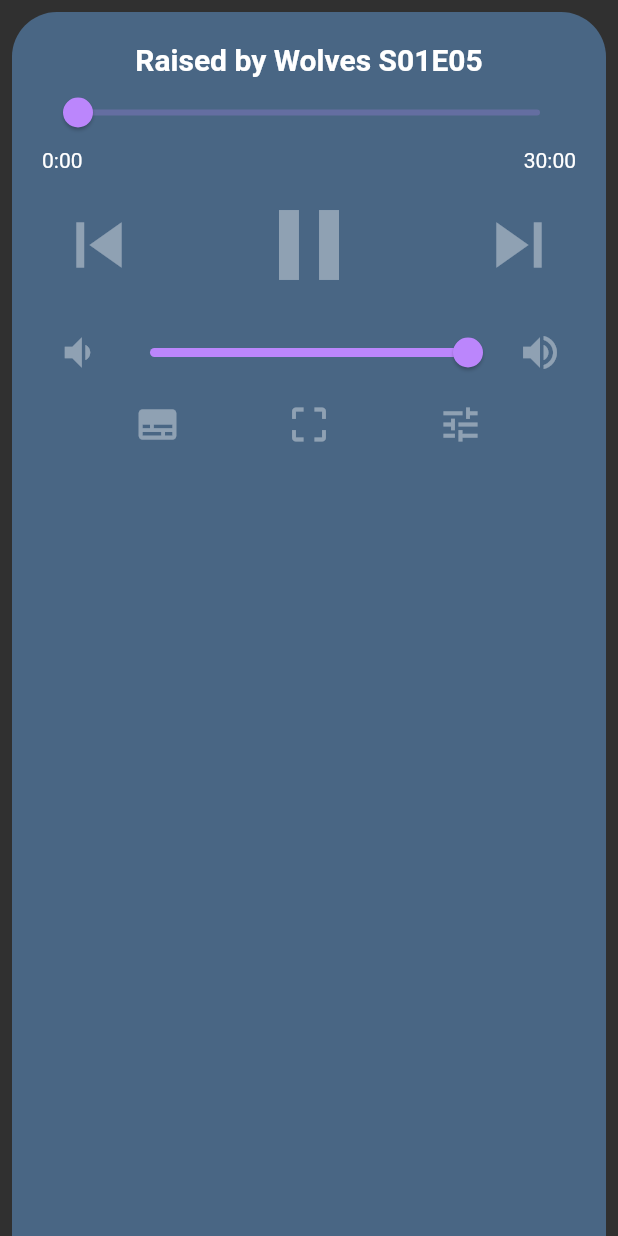
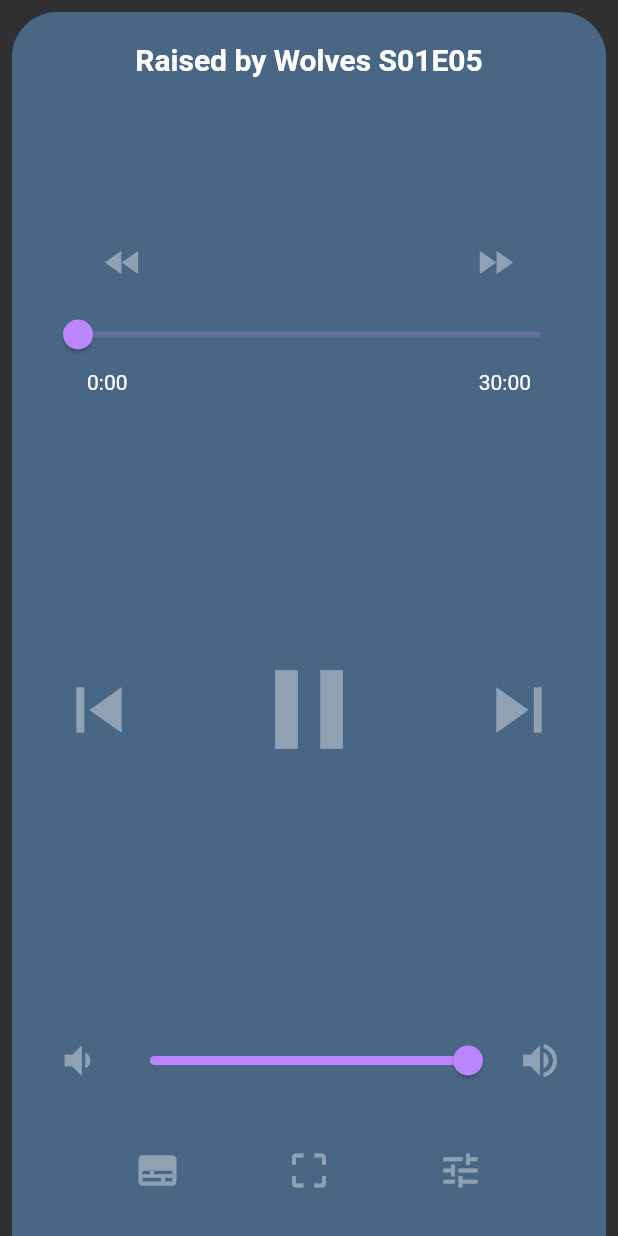
Before and after one commit to dave12311/mpv-remote, a Flutter app: the screen it shows after launch, after a tap on "Raised by Wolves S01E05", on a phone screen of 412 x 824 dp. Run offline on Flutter 3.47's test engine with Material 2 defaults, Android fonts, the phone set to English and light mode, and no system bars.

Commit message:
Finalized player view layout

```diff
--- a/client/mpv_remote/lib/player_view/player_view.dart
+++ b/client/mpv_remote/lib/player_view/player_view.dart
@@ -14,13 +14,7 @@
 
   @override
   Widget build(BuildContext context) {
-    return GestureDetector(
-      onVerticalDragEnd: (details) {
-        if (details.primaryVelocity! > 0) {
-          Navigator.pop(context);
-        }
-      },
-      child: Container(
+    return Container(
       color: const Color(0xff2c3e50),
       child: Hero(
         tag: 'floating_player',
@@ -34,17 +28,37 @@
                       BorderRadius.vertical(top: Radius.circular(30))),
               child: Padding(
                   padding: const EdgeInsets.all(20),
-                    child: Wrap(
-                      alignment: WrapAlignment.center,
+                  child: Column(
                     children: [
-                        const Text('Raised by Wolves S01E05',
+                      const Padding(
+                        padding: EdgeInsets.only(bottom: 100),
+                        child: Text('Raised by Wolves S01E05',
                             textAlign: TextAlign.center,
                             maxLines: 3,
                             softWrap: true,
                             style: TextStyle(
                                 fontSize: 20, fontWeight: FontWeight.bold)),
+                      ),
+
                       Column(
+                        crossAxisAlignment: CrossAxisAlignment.center,
                         children: [
+                          Padding(
+                            padding: const EdgeInsets.symmetric(horizontal: 30),
+                            child: Row(
+                              mainAxisAlignment: MainAxisAlignment.spaceBetween,
+                              children: const [
+                                IconButton(
+                                    onPressed: null,
+                                    iconSize: 30,
+                                    icon: Icon(Icons.fast_rewind)),
+                                IconButton(
+                                    onPressed: null,
+                                    iconSize: 30,
+                                    icon: Icon(Icons.fast_forward)),
+                              ],
+                            ),
+                          ),
                           Slider(
                             max: _length.toDouble(),
                             value: _time.toDouble(),
@@ -54,16 +68,20 @@
                               });
                             },
                           ),
-                            Row(
+                          Padding(
+                            padding: const EdgeInsets.symmetric(horizontal: 30),
+                            child: Row(
                               mainAxisAlignment: MainAxisAlignment.spaceBetween,
                               children: const [
                                 Text('0:00'),
                                 Text('30:00'),
                               ],
-                            )
+                            ),
+                          ),
                         ],
                       ),
-                        Row(
+                      Expanded(
+                        child: Row(
                           mainAxisAlignment: MainAxisAlignment.spaceBetween,
                           children: const [
                             IconButton(
@@ -72,7 +90,7 @@
                                 icon: Icon(Icons.skip_previous)),
                             IconButton(
                                 onPressed: null,
-                                iconSize: 80,
+                                iconSize: 90,
                                 icon: Icon(Icons.pause)),
                             IconButton(
                                 onPressed: null,
@@ -80,7 +98,10 @@
                                 icon: Icon(Icons.skip_next)),
                           ],
                         ),
-                        Row(
+                      ),
+                      Padding(
+                        padding: const EdgeInsets.only(bottom: 25),
+                        child: Row(
                           children: [
                             const IconButton(
                                 onPressed: null,
@@ -101,6 +122,7 @@
                                 iconSize: 30,
                                 icon: Icon(Icons.volume_up)),
                           ],
+                        ),
                       ),
                       Row(
                           mainAxisAlignment: MainAxisAlignment.spaceEvenly,
@@ -124,7 +146,6 @@
           ),
         ),
       ),
-      ),
     );
   }
 }
```
Lines whose indentation alone changed are shown as unchanged.
